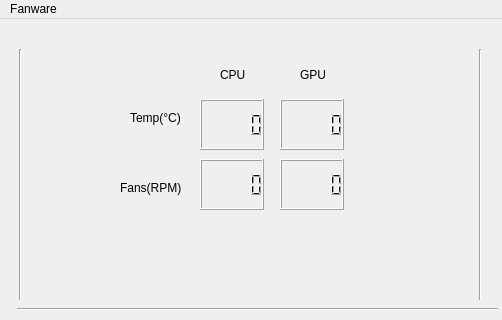
First picture: the form in untitled/mainwindow.ui, repository madhavpcm/DellG5SE-Fan-Linux, before the edit; both pictures show x 0 to 502 and y 0 to 320 of the 502 by 465 pixel window.
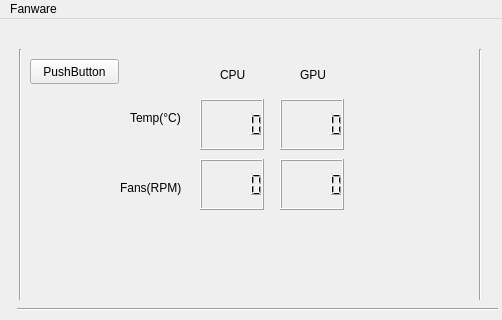
Second picture: the form after the edit. Icons and pictures are not drawn.

Commit message: action button

```diff
--- a/untitled/mainwindow.ui
+++ b/untitled/mainwindow.ui
@@ -215,6 +215,19 @@
      <number>255</number>
     </property>
    </widget>
+   <widget class="QPushButton" name="kickPB">
+    <property name="geometry">
+     <rect>
+      <x>30</x>
+      <y>40</y>
+      <width>89</width>
+      <height>25</height>
+     </rect>
+    </property>
+    <property name="text">
+     <string>PushButton</string>
+    </property>
+   </widget>
   </widget>
   <widget class="QMenuBar" name="menubar">
    <property name="geometry">
```
The commit also changes 5 other files.
